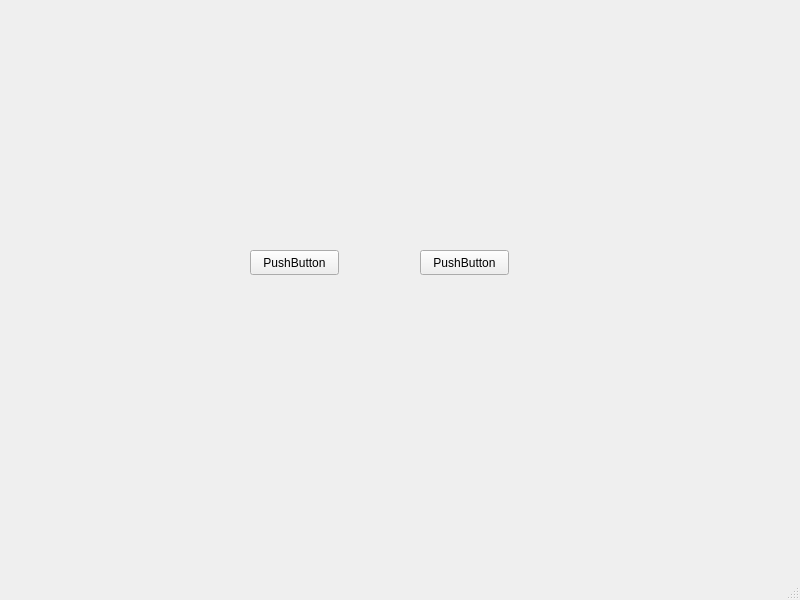
Qt form Test2/mainwindow.ui (Tameratlant/Qt) before a commit.
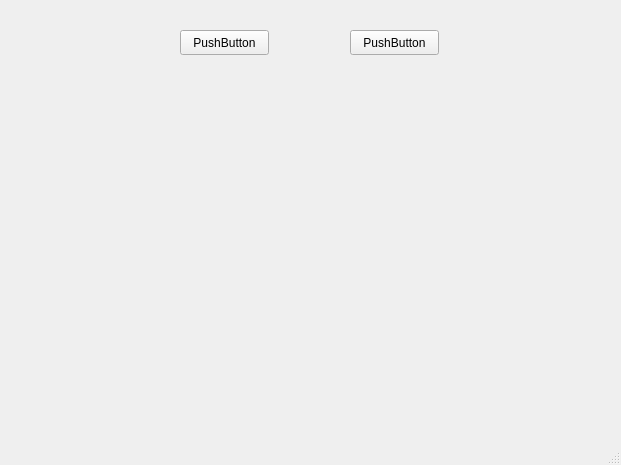
The same form after that commit.

```diff
--- a/Test2/mainwindow.ui
+++ b/Test2/mainwindow.ui
@@ -6,8 +6,8 @@
    <rect>
     <x>0</x>
     <y>0</y>
-    <width>800</width>
-    <height>600</height>
+    <width>621</width>
+    <height>465</height>
    </rect>
   </property>
   <property name="windowTitle">
@@ -17,8 +17,8 @@
    <widget class="QPushButton" name="pushButton1">
     <property name="geometry">
      <rect>
-      <x>250</x>
-      <y>250</y>
+      <x>180</x>
+      <y>30</y>
       <width>89</width>
       <height>25</height>
      </rect>
@@ -30,8 +30,8 @@
    <widget class="QPushButton" name="pushButton2">
     <property name="geometry">
      <rect>
-      <x>420</x>
-      <y>250</y>
+      <x>350</x>
+      <y>30</y>
       <width>89</width>
       <height>25</height>
      </rect>
```
Left out of the diff: 2 changed lines with no effect on the pictures.
